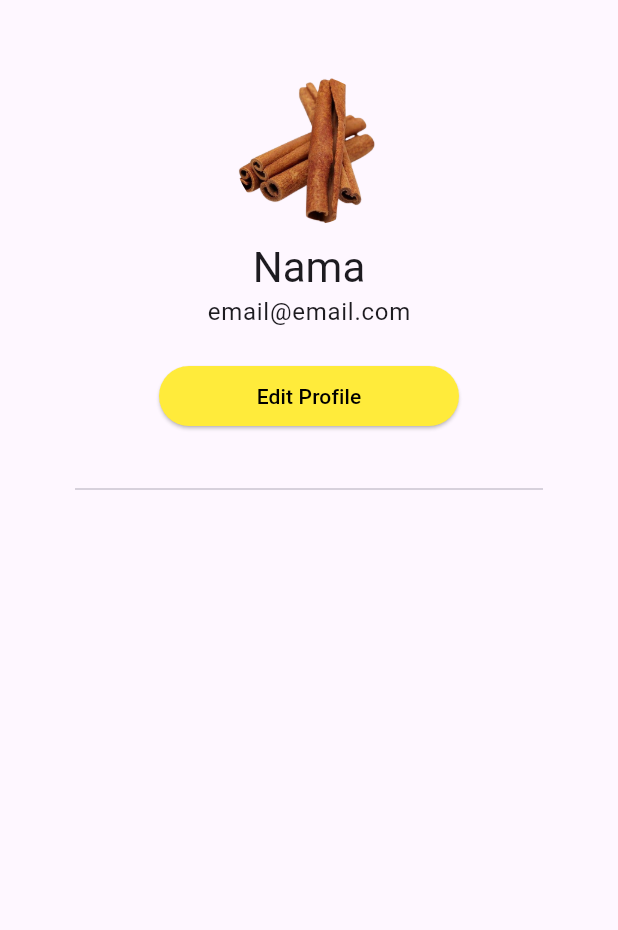
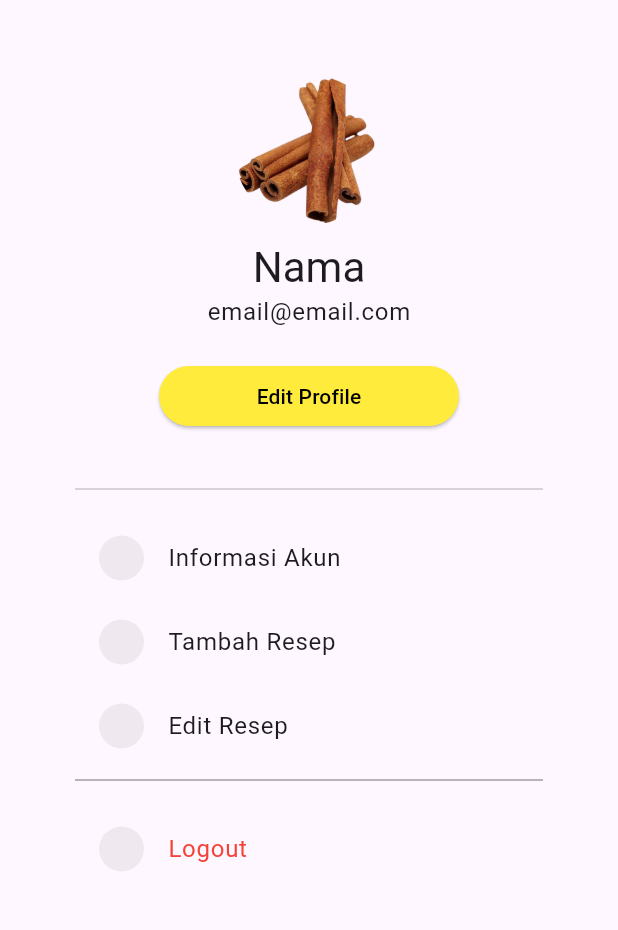
Before and after one commit to sefazi/project-mobile-flutter, a Flutter app: the screen it shows after launch, on a phone screen of 412 x 824 dp, the part 84-1014 px from its top. Run offline on Flutter 3.47's test engine with Material 3 defaults, Android fonts, the phone set to English and light mode, and no system bars; our stand-ins replace animate_do, flutter_rating_bar, page_transition, shared_preferences.

Commit message:
update profile add menu

```diff
--- a/lib/pages/profil/index.dart
+++ b/lib/pages/profil/index.dart
@@ -1,6 +1,9 @@
 // import 'dart:html';
 
 import 'package:flutter/material.dart';
+import 'package:project_mobile_flutter/pages/Login/index.dart';
+import 'package:project_mobile_flutter/pages/profil/widget_userprofile.dart';
+import 'package:page_transition/page_transition.dart';
 // import 'package:project_mobile_flutter/pages/profil/widget_userprofile.dart';
 
 class Profile extends StatelessWidget {
@@ -49,6 +52,26 @@ class Profile extends StatelessWidget {
               ),
               const SizedBox(height: 30),
               const Divider(),
+              const SizedBox(height: 10),
+
+              ///menu
+              ProfileMenuWidget(title: 'Informasi Akun', onPress: () {}),
+              ProfileMenuWidget(title: 'Tambah Resep', onPress: () {}),
+              ProfileMenuWidget(title: 'Edit Resep', onPress: () {}),
+              const Divider(
+                color: Colors.grey,
+              ),
+              const SizedBox(height: 10),
+              ProfileMenuWidget(
+                  title: 'Logout',
+                  textColor: Colors.red,
+                  endICon: false,
+                  onPress: () {
+                    Navigator.push(
+                        context,
+                        PageTransition(
+                            type: PageTransitionType.fade, child: Login()));
+                  })
             ],
           ),
         ),
--- a/lib/pages/profil/widget_userprofile.dart
+++ b/lib/pages/profil/widget_userprofile.dart
@@ -1,65 +1,34 @@
-// import 'package:flutter/material.dart';
-// import 'package:project_mobile_flutter/pages/profil/index.dart';
+import 'package:flutter/material.dart';
 
-// class UserProfile extends StatelessWidget {
-//   final User user;
+class ProfileMenuWidget extends StatelessWidget {
+  const ProfileMenuWidget(
+      {Key? key,
+      required this.title,
+      required this.onPress,
+      this.textColor,
+      this.endICon = true})
+      : super(key: key);
 
-//   UserProfile({required this.user});
+  final String title;
+  final VoidCallback onPress;
+  final Color? textColor;
+  final bool endICon;
 
-//   @override
-//   Widget build(BuildContext context) {
-//     return Padding(
-//       padding: const EdgeInsets.all(10.0),
-//       child: Row(
-//         children: [
-//           // Container(
-//           //   decoration: BoxDecoration(
-//           //     shape: BoxShape.circle,
-//           //     color: Colors.blue, // Warna latar belakang foto profil
-//           //   ),
-//           //   child: CircleAvatar(
-//           //     radius: 50.0,
-//           //     backgroundImage: AssetImage('assets/profile_picture.jpg'),
-//           //   ),
-//           // ),
-//           SizedBox(width: 16.0),
-//           Column(
-//             crossAxisAlignment: CrossAxisAlignment.start,
-//             children: [
-//               Text(
-//                 user.name,
-//                 style: TextStyle(
-//                   fontSize: 24.0,
-//                   fontWeight: FontWeight.bold,
-//                 ),
-//               ),
-//               SizedBox(height: 2.0),
-//               Text(
-//                 user.email,
-//                 style: TextStyle(
-//                   fontSize: 14.0,
-//                   color: Colors.grey,
-//                 ),
-//               ),
-//               SizedBox(height: 4.0),
-//               Text(
-//                 'Resep:',
-//                 style: TextStyle(
-//                   fontSize: 18.0,
-//                   fontWeight: FontWeight.bold,
-//                 ),
-//               ),
-//               SizedBox(height: 4.0),
-//               Text(
-//                 user.bio,
-//                 style: TextStyle(
-//                   fontSize: 16.0,
-//                 ),
-//               ),
-//             ],
-//           ),
-//         ],
-//       ),
-//     );
-//   }
-// }
+  @override
+  Widget build(BuildContext context) {
+    return ListTile(
+      onTap: onPress,
+      leading: Container(
+        width: 30,
+        height: 30,
+        decoration: BoxDecoration(
+          borderRadius: BorderRadius.circular(100),
+          color: const Color.fromARGB(255, 105, 104, 102).withOpacity(0.1),
+        ),
+      ),
+      title: Text(title,
+          style:
+              Theme.of(context).textTheme.bodyText1?.apply(color: textColor)),
+    );
+  }
+}
--- a/pubspec.yaml
+++ b/pubspec.yaml
@@ -41,6 +41,7 @@ dependencies:
   page_transition: ^2.1.0
   flutter_rating_bar: ^4.0.0
   shared_preferences: ^2.2.2
+
 
 dev_dependencies:
   flutter_test:
```
